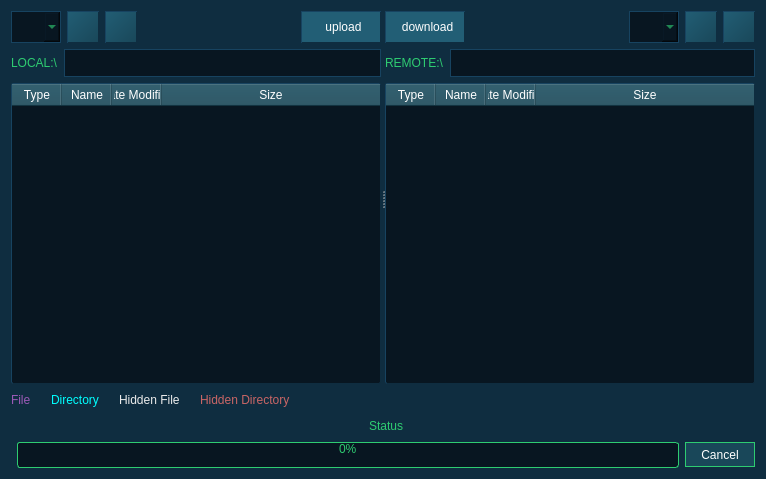
Before: the Qt Designer form source/plugins/mexplorer/main_ui.ui in 5l1v3r1/Moderat, drawn with Qt 5.
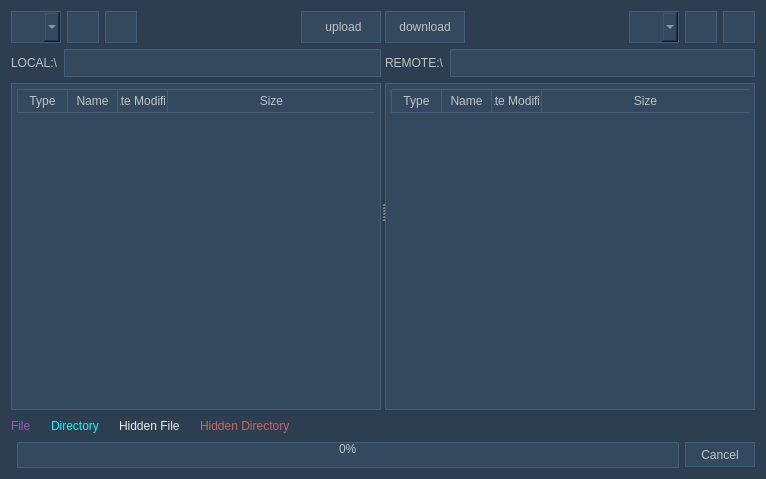
After: the same form once the commit is applied. Icons and pictures are not drawn.

```diff
--- a/source/plugins/mexplorer/main_ui.ui
+++ b/source/plugins/mexplorer/main_ui.ui
@@ -18,24 +18,25 @@
     <normaloff>:/icons/assets/mexplorer.png</normaloff>:/icons/assets/mexplorer.png</iconset>
   </property>
   <property name="styleSheet">
-   <string notr="true">QWidget {background-color: #0F2D40;
-color: #2ecc71;}
+   <string notr="true">QWidget {
+background-color: #2c3e50;
+color: #bdc3c7;
+}
 
- QScrollBar:vertical {
+QScrollBar:vertical {
      border: 1px outset;
      border-color: #0F2D40;
-     background: #194759;
      width: 10px;
      margin: 22px 0 22px 0;
  }
  QScrollBar::handle:vertical {
-     background: #2ecc71;
+     background: #95a5a6;
      min-height: 20px;
  }
  QScrollBar::add-line:vertical {
      border: 1px outset;
      border-color: #0F2D40;
-     background: #32CC99;
+     background: #95a5a6;
      height: 16px;
      subcontrol-position: bottom;
      subcontrol-origin: margin;
@@ -44,15 +45,12 @@
  QScrollBar::sub-line:vertical {
      border: 1px outset;
      border-color: #0F2D40;
-     background: #32CC99;
+     background: #95a5a6;
      height: 16px;
      subcontrol-position: top;
      subcontrol-origin: margin;
  }
  QScrollBar::up-arrow:vertical, QScrollBar::down-arrow:vertical {
-     border: 1px outset;
-     border-color: #0F2D40;
-     border-radius: 2px;
      width: 3px;
      height: 3px;
      background: white;
@@ -65,20 +63,19 @@
  QScrollBar:horizontal {
 border: 1px outset;
      border-color: #0F2D40;
-     background: #194759;
      height: 10px;
      margin: 0px 40px 0 0px;
 }
 
 QScrollBar::handle:horizontal {
-    background: #2ecc71;
+    background: #95a5a6;
     min-width: 20px;
 }
 
 QScrollBar::add-line:horizontal {
     border: 1px outset;
     border-color: #0F2D40;
-    background: #32CC99;
+    background: #95a5a6;
     width: 16px;
     subcontrol-position: right;
     subcontrol-origin: margin;
@@ -87,7 +84,7 @@
 QScrollBar::sub-line:horizontal {
     border: 1px outset;
     border-color: #0F2D40;
-    background: #32CC99;
+    background: #95a5a6;
     width: 16px;
     subcontrol-position: top right;
     subcontrol-origin: margin;
@@ -98,7 +95,7 @@
 QScrollBar:left-arrow:horizontal, QScrollBar::right-arrow:horizontal {
     width: 3px;
     height: 3px;
-    background: pink;
+    background: white;
 }
 
 QScrollBar::add-page:horizontal, QScrollBar::sub-page:horizontal {
@@ -106,6 +103,71 @@
 }</string>
   </property>
   <layout class="QGridLayout" name="gridLayout">
+   <item row="2" column="2">
+    <widget class="QPushButton" name="cancelButton">
+     <property name="sizePolicy">
+      <sizepolicy hsizetype="Minimum" vsizetype="Fixed">
+       <horstretch>0</horstretch>
+       <verstretch>0</verstretch>
+      </sizepolicy>
+     </property>
+     <property name="minimumSize">
+      <size>
+       <width>70</width>
+       <height>25</height>
+      </size>
+     </property>
+     <property name="styleSheet">
+      <string notr="true">QPushButton#cancelButton {
+			border: 1px ridge;
+            border-color: #2c3e50;
+			padding: 2px;
+            background-color: #34495e;
+            }
+
+QPushButton#cancelButton:pressed {
+            background-color: #2c3e50;
+            }</string>
+     </property>
+     <property name="text">
+      <string>Cancel</string>
+     </property>
+    </widget>
+   </item>
+   <item row="2" column="1">
+    <widget class="QProgressBar" name="progressBar">
+     <property name="styleSheet">
+      <string notr="true">QProgressBar:horizontal {
+border: 1px ridge;
+border-color: #2c3e50;
+background-color: #34495e;
+padding: 1px;
+text-align: top;
+margin-right: 4ex;
+}
+QProgressBar::chunk:horizontal {
+background: #1abc9c;
+margin-right: 1px;
+width: 5px;
+}</string>
+     </property>
+     <property name="value">
+      <number>0</number>
+     </property>
+     <property name="orientation">
+      <enum>Qt::Horizontal</enum>
+     </property>
+     <property name="invertedAppearance">
+      <bool>false</bool>
+     </property>
+     <property name="textDirection">
+      <enum>QProgressBar::TopToBottom</enum>
+     </property>
+     <property name="format">
+      <string>%p%</string>
+     </property>
+    </widget>
+   </item>
    <item row="1" column="0" colspan="3">
     <layout class="QHBoxLayout" name="horizontalLayout_5">
      <property name="spacing">
@@ -221,12 +283,10 @@
            </property>
            <property name="styleSheet">
             <string notr="true">border: 1px ridge;
-border-color: #0F2D40;
-border-radius: none;
+border-color: #2c3e50;
 height: 15px;
 font-size: 12px;
-background-color: #081621;
-padding-left: 5px;</string>
+background-color: #34495e;</string>
            </property>
           </widget>
          </item>
@@ -246,11 +306,10 @@
            </property>
            <property name="styleSheet">
             <string notr="true">QPushButton#lrefreshButton {
-            background: #194759;
-            border: 1px outset;
-            border-color: #0F2D40;
-            text-decoration: none;
-            background-color: qlineargradient(spread:pad, x1:1, y1:1, x2:0, y2:0, stop:0 #194759, stop:1 #225E75);
+			border: 1px ridge;
+            border-color: #2c3e50;
+			padding: 2px;
+            background-color: #34495e;
             }
 
 QPushButton#lrefreshButton:pressed {
@@ -267,6 +326,12 @@
             <iconset resource="../../res.qrc">
              <normaloff>:/icons/assets/refresh.png</normaloff>:/icons/assets/refresh.png</iconset>
            </property>
+           <property name="iconSize">
+            <size>
+             <width>18</width>
+             <height>18</height>
+            </size>
+           </property>
           </widget>
          </item>
          <item>
@@ -285,11 +350,10 @@
            </property>
            <property name="styleSheet">
             <string notr="true">QPushButton#lupButton {
-            background: #194759;
-            border: 1px outset;
-            border-color: #0F2D40;
-            text-decoration: none;
-            background-color: qlineargradient(spread:pad, x1:1, y1:1, x2:0, y2:0, stop:0 #194759, stop:1 #225E75);
+			border: 1px ridge;
+            border-color: #2c3e50;
+			padding: 2px;
+            background-color: #34495e;
             }
 
 QPushButton#lupButton:pressed {
@@ -306,6 +370,12 @@
             <iconset resource="../../res.qrc">
              <normaloff>:/icons/assets/up.png</normaloff>:/icons/assets/up.png</iconset>
            </property>
+           <property name="iconSize">
+            <size>
+             <width>18</width>
+             <height>18</height>
+            </size>
+           </property>
           </widget>
          </item>
          <item>
@@ -340,13 +410,10 @@
            </property>
            <property name="styleSheet">
             <string notr="true">QPushButton#uploadButton {
-            background: #194759;
-            border: 1px outset;
-            border-color: #0F2D40;
+			border: 1px ridge;
+            border-color: #2c3e50;
 			padding-right: 5px;
-			color: white;
-            text-decoration: none;
-            background-color: #225E75
+            background-color: #34495e;
             }
 
 QPushButton#uploadButton:pressed {
@@ -363,6 +430,12 @@
             <iconset resource="../../res.qrc">
              <normaloff>:/icons/assets/upload.png</normaloff>:/icons/assets/upload.png</iconset>
            </property>
+           <property name="iconSize">
+            <size>
+             <width>18</width>
+             <height>18</height>
+            </size>
+           </property>
           </widget>
          </item>
         </layout>
@@ -386,12 +459,10 @@
            </property>
            <property name="styleSheet">
             <string notr="true">border: 1px ridge;
-border-color: #0F2D40;
-border-radius: none;
+border-color: #2c3e50;
 height: 15px;
 font-size: 12px;
-background-color: #081621;
-padding-left: 5px;</string>
+background-color: #34495e;</string>
            </property>
            <property name="text">
             <string/>
@@ -407,24 +478,28 @@
          </property>
          <property name="styleSheet">
           <string notr="true">QHeaderView::section {
-	background-color: #194759;
-	color: white;
+	background-color: #34495e;
     padding: 2px;
+    color: #bdc3c7;
+	font: 75 8pt &quot;MS Shell Dlg 2&quot;;
+	border: 1px ridge;
+	border-right: none;
+	border-color: #2c3e50;
 }
 
 QTableWidget#lexplorerTable {
 	background-position: center;
-    border: 1px outset;
-    border-color: #0F2D40;
-    border-radius: 2px;
-    background-color: #081621;
+    border: 1px ridge;
+    padding: 5px;
+	color: #ecf0f1;
+    border-color: #2c3e50;
+    font: 8pt &quot;MS Shell Dlg 2&quot;;
+	background-color: #34495e;
 }
 
 QTableWidget#lexplorerTable:item:selected {
-background-color: #194759;
-height: 50px;
-color: #2ecc71;
-border: none;
+background-color: #2c3e50;
+color: #ecf0f1;
 }</string>
          </property>
          <property name="frameShape">
@@ -540,13 +615,10 @@
            </property>
            <property name="styleSheet">
             <string notr="true">QPushButton#downloadButton {
-            background: #194759;
-            border: 1px outset;
-            border-color: #0F2D40;
-			color: white;
-			padding-left: 5px;
-            text-decoration: none;
-            background-color: #225E75;
+			border: 1px ridge;
+            border-color: #2c3e50;
+			padding: 2px;
+            background-color: #34495e;
             }
 
 QPushButton#downloadButton:pressed {
@@ -563,6 +635,12 @@
             <iconset resource="../../res.qrc">
              <normaloff>:/icons/assets/download.png</normaloff>:/icons/assets/download.png</iconset>
            </property>
+           <property name="iconSize">
+            <size>
+             <width>18</width>
+             <height>18</height>
+            </size>
+           </property>
           </widget>
          </item>
          <item>
@@ -600,12 +678,10 @@
            </property>
            <property name="styleSheet">
             <string notr="true">border: 1px ridge;
-border-color: #0F2D40;
-border-radius: none;
+border-color: #2c3e50;
 height: 15px;
 font-size: 12px;
-background-color: #081621;
-padding-left: 5px;</string>
+background-color: #34495e;</string>
            </property>
           </widget>
          </item>
@@ -625,11 +701,10 @@
            </property>
            <property name="styleSheet">
             <string notr="true">QPushButton#rrefreshButton {
-            background: #194759;
-            border: 1px outset;
-            border-color: #0F2D40;
-            text-decoration: none;
-            background-color: qlineargradient(spread:pad, x1:1, y1:1, x2:0, y2:0, stop:0 #194759, stop:1 #225E75);
+			border: 1px ridge;
+            border-color: #2c3e50;
+			padding: 2px;
+            background-color: #34495e;
             }
 
 QPushButton#rrefreshButton:pressed {
@@ -646,6 +721,12 @@
             <iconset resource="../../res.qrc">
              <normaloff>:/icons/assets/refresh.png</normaloff>:/icons/assets/refresh.png</iconset>
            </property>
+           <property name="iconSize">
+            <size>
+             <width>18</width>
+             <height>18</height>
+            </size>
+           </property>
           </widget>
          </item>
          <item>
@@ -664,11 +745,10 @@
            </property>
            <property name="styleSheet">
             <string notr="true">QPushButton#rupButton {
-            background: #194759;
-            border: 1px outset;
-            border-color: #0F2D40;
-            text-decoration: none;
-            background-color: qlineargradient(spread:pad, x1:1, y1:1, x2:0, y2:0, stop:0 #194759, stop:1 #225E75);
+			border: 1px ridge;
+            border-color: #2c3e50;
+			padding: 2px;
+            background-color: #34495e;
             }
 
 QPushButton#rupButton:pressed {
@@ -685,6 +765,12 @@
             <iconset resource="../../res.qrc">
              <normaloff>:/icons/assets/up.png</normaloff>:/icons/assets/up.png</iconset>
            </property>
+           <property name="iconSize">
+            <size>
+             <width>18</width>
+             <height>18</height>
+            </size>
+           </property>
           </widget>
          </item>
         </layout>
@@ -708,12 +794,10 @@
            </property>
            <property name="styleSheet">
             <string notr="true">border: 1px ridge;
-border-color: #0F2D40;
-border-radius: none;
+border-color: #2c3e50;
 height: 15px;
 font-size: 12px;
-background-color: #081621;
-padding-left: 5px;</string>
+background-color: #34495e;</string>
            </property>
            <property name="text">
             <string/>
@@ -729,24 +813,28 @@
          </property>
          <property name="styleSheet">
           <string notr="true">QHeaderView::section {
-	background-color: #194759;
-	color: white;
+	background-color: #34495e;
     padding: 2px;
+    color: #bdc3c7;
+	font: 75 8pt &quot;MS Shell Dlg 2&quot;;
+	border: 1px ridge;
+	border-right: none;
+	border-color: #2c3e50;
 }
 
 QTableWidget#rexplorerTable {
 	background-position: center;
-    border: 1px outset;
-    border-color: #0F2D40;
-    border-radius: 2px;
-    background-color: #081621;
+    border: 1px ridge;
+    padding: 5px;
+	color: #ecf0f1;
+    border-color: #2c3e50;
+    font: 8pt &quot;MS Shell Dlg 2&quot;;
+	background-color: #34495e;
 }
 
 QTableWidget#rexplorerTable:item:selected {
-background-color: #194759;
-height: 50px;
-color: #2ecc71;
-border: none;
+background-color: #2c3e50;
+color: #ecf0f1;
 }</string>
          </property>
          <property name="frameShape">
@@ -844,90 +932,6 @@
      </widget>
     </widget>
    </item>
-   <item row="3" column="1">
-    <widget class="QProgressBar" name="progressBar">
-     <property name="styleSheet">
-      <string notr="true">QProgressBar:horizontal {
-border: 1px solid #2ecc71;
-border-radius: 3px;
-background: #081621;
-padding: 1px;
-text-align: top;
-margin-right: 4ex;
-}
-QProgressBar::chunk:horizontal {
-background: #194759;
-margin-right: 1px;
-width: 5px;
-}</string>
-     </property>
-     <property name="value">
-      <number>0</number>
-     </property>
-     <property name="orientation">
-      <enum>Qt::Horizontal</enum>
-     </property>
-     <property name="invertedAppearance">
-      <bool>false</bool>
-     </property>
-     <property name="textDirection">
-      <enum>QProgressBar::TopToBottom</enum>
-     </property>
-     <property name="format">
-      <string>%p%</string>
-     </property>
-    </widget>
-   </item>
-   <item row="3" column="2">
-    <widget class="QPushButton" name="cancelButton">
-     <property name="sizePolicy">
-      <sizepolicy hsizetype="Minimum" vsizetype="Fixed">
-       <horstretch>0</horstretch>
-       <verstretch>0</verstretch>
-      </sizepolicy>
-     </property>
-     <property name="minimumSize">
-      <size>
-       <width>70</width>
-       <height>25</height>
-      </size>
-     </property>
-     <property name="styleSheet">
-      <string notr="true">QPushButton#cancelButton {
-            background: #194759;
-			border: 1px solid #2ecc71;
-			color: white;
-            background-color: #194759;
-            }
-
-QPushButton#cancelButton:pressed {
-            background: #194759;
-            border: 1px outset;
-            border-color: #0F2D40;
-            background-color: qlineargradient(spread:pad, x1:1, y1:1, x2:0, y2:0, stop:0 #112F3B, stop:1 #1B4C5E);
-            }</string>
-     </property>
-     <property name="text">
-      <string>Cancel</string>
-     </property>
-    </widget>
-   </item>
-   <item row="2" column="1" colspan="2">
-    <widget class="QLabel" name="statusLabel">
-     <property name="maximumSize">
-      <size>
-       <width>16777215</width>
-       <height>20</height>
-      </size>
-     </property>
-     <property name="text">
-      <string>Status</string>
-     </property>
-     <property name="alignment">
-      <set>Qt::AlignCenter</set>
-     </property>
-    </widget>
-   </item>
   </layout>
  </widget>
  <resources>
```
Left out of the diff: 30 changed lines with no effect on the pictures.
